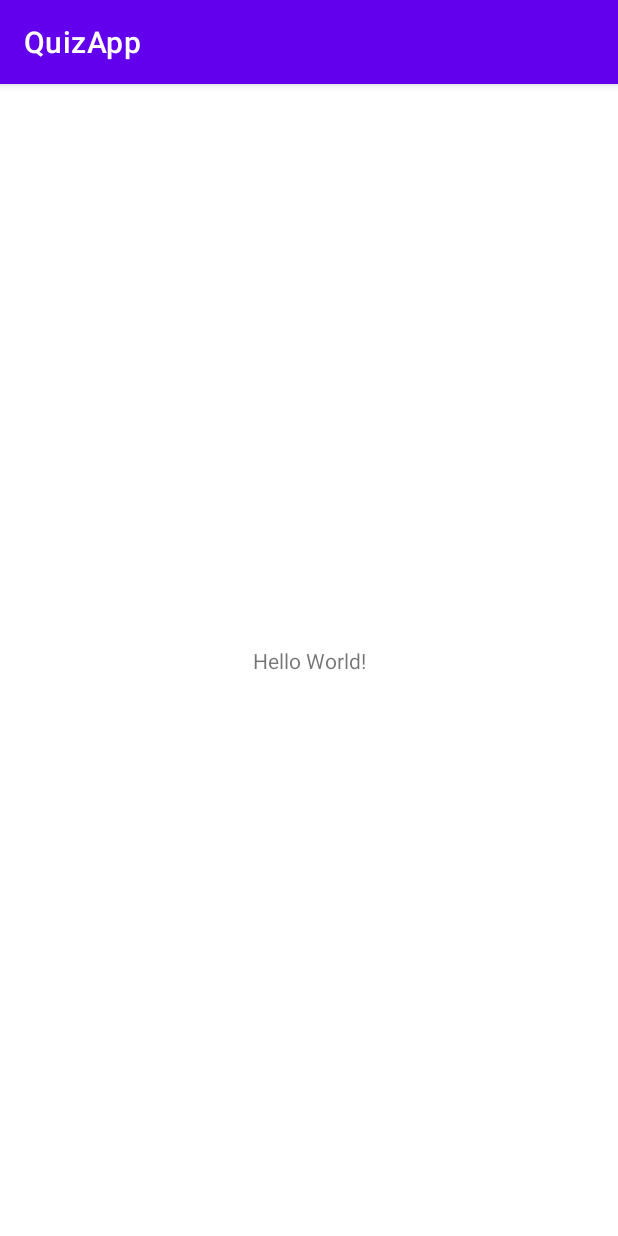
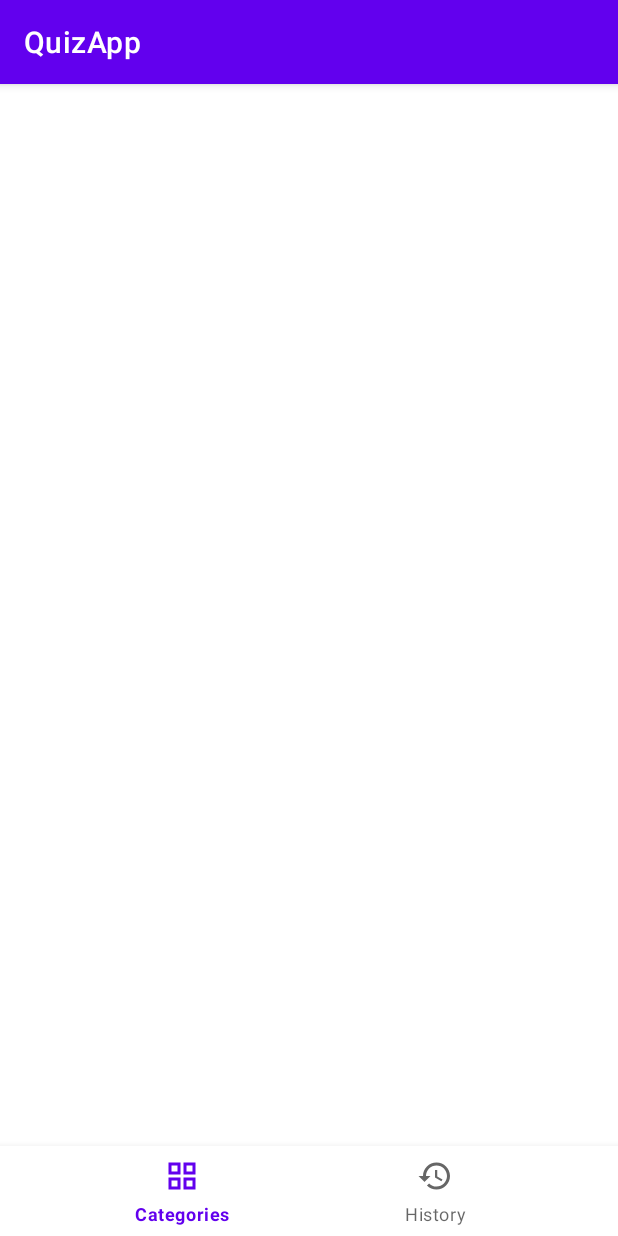
Before and after one commit to Frogii/QuizApp, an Android app: the screen it shows after launch (MainActivity before the commit, QuizActivity after it), on a phone screen of 412 x 824 dp. Run offline under Robolectric (Android 15) with nearby library versions, the phone set to English and light mode, and no system bars; our stand-ins replace data binding.

Commit message:
add: fragments, bottom_menu

```diff
--- a/app/build.gradle
+++ b/app/build.gradle
@@ -46,6 +46,7 @@ dependencies {
     implementation 'androidx.appcompat:appcompat:1.2.0'
     implementation 'com.google.android.material:material:1.2.1'
     implementation 'androidx.constraintlayout:constraintlayout:2.0.1'
+    implementation 'androidx.legacy:legacy-support-v4:1.0.0'
     testImplementation 'junit:junit:4.+'
     androidTestImplementation 'androidx.test.ext:junit:1.1.2'
     androidTestImplementation 'androidx.test.espresso:espresso-core:3.3.0'
--- a/app/src/main/AndroidManifest.xml
+++ b/app/src/main/AndroidManifest.xml
@@ -9,7 +9,7 @@
         android:roundIcon="@mipmap/ic_launcher_round"
         android:supportsRtl="true"
         android:theme="@style/Theme.QuizApp">
-        <activity android:name=".MainActivity">
+        <activity android:name=".QuizActivity">
             <intent-filter>
                 <action android:name="android.intent.action.MAIN" />
 
--- a/app/src/main/java/com/example/quizapp/MainActivity.kt
+++ b/app/src/main/java/com/example/quizapp/QuizActivity.kt
@@ -3,9 +3,9 @@ package com.example.quizapp
 import androidx.appcompat.app.AppCompatActivity
 import android.os.Bundle
 
-class MainActivity : AppCompatActivity() {
+class QuizActivity : AppCompatActivity() {
     override fun onCreate(savedInstanceState: Bundle?) {
         super.onCreate(savedInstanceState)
-        setContentView(R.layout.activity_main)
+        setContentView(R.layout.activity_quiz)
     }
 }
--- /dev/null
+++ b/app/src/main/java/com/example/quizapp/ui/CategoriesFragment.kt
@@ -0,0 +1,24 @@
+package com.example.quizapp.ui
+
+import android.os.Bundle
+import androidx.fragment.app.Fragment
+import android.view.LayoutInflater
+import android.view.View
+import android.view.ViewGroup
+import androidx.databinding.DataBindingUtil
+import com.example.quizapp.R
+import com.example.quizapp.databinding.FragmentCategoriesBinding
+
+class CategoriesFragment : Fragment() {
+
+    private lateinit var binding: FragmentCategoriesBinding
+
+    override fun onCreateView(
+        inflater: LayoutInflater, container: ViewGroup?,
+        savedInstanceState: Bundle?
+    ): View? {
+        // Inflate the layout for this fragment
+        binding = DataBindingUtil.inflate(inflater, R.layout.fragment_categories, container, false)
+        return binding.root
+    }
+}
--- /dev/null
+++ b/app/src/main/res/drawable/ic_categories.xml
@@ -0,0 +1,11 @@
+<vector xmlns:android="http://schemas.android.com/apk/res/android"
+    android:width="24dp"
+    android:height="24dp"
+    android:viewportWidth="24"
+    android:viewportHeight="24"
+    android:tint="?attr/colorControlNormal">
+  <path
+      android:fillColor="@android:color/white"
+      android:pathData="M3,3v8h8L11,3L3,3zM9,9L5,9L5,5h4v4zM3,13v8h8v-8L3,13zM9,19L5,19v-4h4v4zM13,3v8h8L21,3h-8zM19,9h-4L15,5h4v4zM13,13v8h8v-8h-8zM19,19h-4v-4h4v4z"
+      android:fillType="evenOdd"/>
+</vector>
--- /dev/null
+++ b/app/src/main/res/drawable/ic_history.xml
@@ -0,0 +1,10 @@
+<vector xmlns:android="http://schemas.android.com/apk/res/android"
+    android:width="24dp"
+    android:height="24dp"
+    android:viewportWidth="24"
+    android:viewportHeight="24"
+    android:tint="?attr/colorControlNormal">
+  <path
+      android:fillColor="@android:color/white"
+      android:pathData="M13,3c-4.97,0 -9,4.03 -9,9L1,12l3.89,3.89 0.07,0.14L9,12L6,12c0,-3.87 3.13,-7 7,-7s7,3.13 7,7 -3.13,7 -7,7c-1.93,0 -3.68,-0.79 -4.94,-2.06l-1.42,1.42C8.27,19.99 10.51,21 13,21c4.97,0 9,-4.03 9,-9s-4.03,-9 -9,-9zM12,8v5l4.28,2.54 0.72,-1.21 -3.5,-2.08L13.5,8L12,8z"/>
+</vector>
--- a/app/src/main/res/layout/activity_main.xml
+++ /dev/null
@@ -1,18 +0,0 @@
-<?xml version="1.0" encoding="utf-8"?>
-<androidx.constraintlayout.widget.ConstraintLayout xmlns:android="http://schemas.android.com/apk/res/android"
-    xmlns:app="http://schemas.android.com/apk/res-auto"
-    xmlns:tools="http://schemas.android.com/tools"
-    android:layout_width="match_parent"
-    android:layout_height="match_parent"
-    tools:context=".MainActivity">
-
-    <TextView
-        android:layout_width="wrap_content"
-        android:layout_height="wrap_content"
-        android:text="Hello World!"
-        app:layout_constraintBottom_toBottomOf="parent"
-        app:layout_constraintLeft_toLeftOf="parent"
-        app:layout_constraintRight_toRightOf="parent"
-        app:layout_constraintTop_toTopOf="parent" />
-
-</androidx.constraintlayout.widget.ConstraintLayout>
--- /dev/null
+++ b/app/src/main/res/layout/activity_quiz.xml
@@ -0,0 +1,37 @@
+<?xml version="1.0" encoding="utf-8"?>
+<androidx.constraintlayout.widget.ConstraintLayout xmlns:android="http://schemas.android.com/apk/res/android"
+    xmlns:app="http://schemas.android.com/apk/res-auto"
+    xmlns:tools="http://schemas.android.com/tools"
+    android:layout_width="match_parent"
+    android:layout_height="match_parent"
+    tools:context=".QuizActivity">
+
+    <FrameLayout
+        android:layout_width="match_parent"
+        android:layout_height="0dp"
+        app:layout_constraintBottom_toTopOf="@+id/bottomNavView"
+        app:layout_constraintEnd_toEndOf="parent"
+        app:layout_constraintStart_toStartOf="parent"
+        app:layout_constraintTop_toTopOf="parent">
+
+    <fragment
+        android:id="@+id/navHostFragmentContainer"
+        android:name="androidx.navigation.fragment.NavHostFragment"
+        android:layout_width="match_parent"
+        android:layout_height="match_parent"
+        app:defaultNavHost="true"
+        app:navGraph="@navigation/nav_graph" />
+
+    </FrameLayout>
+
+    <com.google.android.material.bottomnavigation.BottomNavigationView
+        android:id="@+id/bottomNavView"
+        android:layout_width="match_parent"
+        android:layout_height="60dp"
+        app:layout_constraintBottom_toBottomOf="parent"
+        app:layout_constraintEnd_toEndOf="parent"
+        app:layout_constraintStart_toStartOf="parent"
+        app:menu="@menu/bottom_nav_menu"/>
+
+
+</androidx.constraintlayout.widget.ConstraintLayout>
--- /dev/null
+++ b/app/src/main/res/layout/fragment_categories.xml
@@ -0,0 +1,15 @@
+<?xml version="1.0" encoding="utf-8"?>
+<layout xmlns:android="http://schemas.android.com/apk/res/android"
+    xmlns:tools="http://schemas.android.com/tools">
+
+    <data>
+
+    </data>
+
+    <FrameLayout
+        android:layout_width="match_parent"
+        android:layout_height="match_parent"
+        tools:context=".ui.CategoriesFragment">
+
+    </FrameLayout>
+</layout>
--- /dev/null
+++ b/app/src/main/res/menu/bottom_nav_menu.xml
@@ -0,0 +1,9 @@
+<?xml version="1.0" encoding="utf-8"?>
+<menu xmlns:android="http://schemas.android.com/apk/res/android">
+    <item android:id="@+id/categoriesFragment"
+        android:icon="@drawable/ic_categories"
+        android:title="@string/categories_fragment_title"/>
+    <item android:id="@+id/historyFragment"
+        android:icon="@drawable/ic_history"
+        android:title="@string/history_fragment_title"/>
+</menu>
--- /dev/null
+++ b/app/src/main/res/navigation/nav_graph.xml
@@ -0,0 +1,30 @@
+<?xml version="1.0" encoding="utf-8"?>
+<navigation xmlns:android="http://schemas.android.com/apk/res/android"
+    xmlns:app="http://schemas.android.com/apk/res-auto"
+    android:id="@+id/nav_graph.xml"
+    app:startDestination="@id/categoriesFragment">
+    <fragment
+        android:id="@+id/categoriesFragment"
+        android:name="com.example.quizapp.ui.CategoriesFragment"
+        android:label="CategoriesFragment" >
+        <action
+            android:id="@+id/action_categoriesFragment_to_questionsFragment"
+            app:destination="@id/questionsFragment" />
+    </fragment>
+    <fragment
+        android:id="@+id/historyFragment"
+        android:name="com.example.quizapp.ui.HistoryFragment"
+        android:label="HistoryFragment" />
+    <fragment
+        android:id="@+id/questionsFragment"
+        android:name="com.example.quizapp.ui.QuestionsFragment"
+        android:label="QuestionsFragment" >
+        <action
+            android:id="@+id/action_questionsFragment_to_scoreFragment"
+            app:destination="@id/scoreFragment" />
+    </fragment>
+    <fragment
+        android:id="@+id/scoreFragment"
+        android:name="com.example.quizapp.ui.ScoreFragment"
+        android:label="ScoreFragment" />
+</navigation>
--- a/app/src/main/res/values/strings.xml
+++ b/app/src/main/res/values/strings.xml
@@ -1,3 +1,5 @@
 <resources>
     <string name="app_name">QuizApp</string>
+    <string name="categories_fragment_title">Categories</string>
+    <string name="history_fragment_title">History</string>
 </resources>
```
Also changed, not shown: app/src/main/java/com/example/quizapp/ui/HistoryFragment.kt (added, +24 -0 lines), app/src/main/java/com/example/quizapp/ui/QuestionsFragment.kt (added, +24 -0 lines), app/src/main/java/com/example/quizapp/ui/ScoreFragment.kt (added, +24 -0 lines), app/src/main/res/layout/fragment_history.xml (added, +15 -0 lines), app/src/main/res/layout/fragment_questions.xml (added, +15 -0 lines), app/src/main/res/layout/fragment_score.xml (added, +25 -0 lines).
